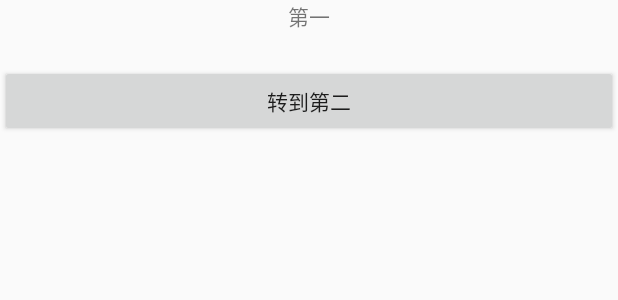
After one commit to Aaron-Ge/FindYou, an Android app: the layout firstylayout.xml on its own in the app's theme, with its tools: preview values and no code run, on a phone screen of 412 x 824 dp. The commit adds this screen. Shown: the top 300 px of the screen. Run offline under Robolectric (Android 15) with nearby library versions, the phone set to English and light mode, and no system bars.

Commit message:
no message

```diff
--- a/app/src/main/AndroidManifest.xml
+++ b/app/src/main/AndroidManifest.xml
@@ -15,6 +15,8 @@
                 <category android:name="android.intent.category.LAUNCHER" />
             </intent-filter>
         </activity>
+        <activity android:name=".Myfirst"/>
+        <activity android:name=".Mysecond"/>
     </application>
 
 </manifest>
--- a/app/src/main/java/com/example/gxs/findyou/com/example/gxs/findyou/view/MyButton.java
+++ b/app/src/main/java/com/example/gxs/findyou/com/example/gxs/findyou/view/MyButton.java
@@ -21,8 +21,10 @@ private Drawable drawable;
 
     public MyButton(Context context, AttributeSet attrs) {
         super(context, attrs);
-        TypedArray a =context.obtainStyledAttributes(attrs, R.styleable.my);//获取图片
-        drawable = a.getDrawable(R.styleable.my_drawable);//获取图片的宽和高
+        TypedArray a =context.obtainStyledAttributes(attrs, R.styleable.my);
+        //获取图片
+        drawable = a.getDrawable(R.styleable.my_drawable);
+        //获取图片的宽和高
         drawablewidth = drawable.getIntrinsicWidth();
         drawableheight = drawable.getIntrinsicHeight();
     }
--- /dev/null
+++ b/app/src/main/res/layout/firstylayout.xml
@@ -0,0 +1,20 @@
+<?xml version="1.0" encoding="utf-8"?>
+<LinearLayout xmlns:android="http://schemas.android.com/apk/res/android"
+    android:layout_width="match_parent"
+    android:layout_height="match_parent"
+    android:orientation="vertical">
+<TextView
+    android:layout_width="match_parent"
+    android:layout_height="wrap_content"
+    android:id="@+id/text2_1"
+    android:text="第一"
+    android:gravity="center_horizontal"/>
+
+    <Button
+        android:layout_width="match_parent"
+        android:layout_height="wrap_content"
+        android:id="@+id/btn1"
+        android:text="转到第二"
+        android:layout_marginTop="22dp"/>
+
+</LinearLayout>
```
Also changed, not shown: app/src/main/java/com/example/gxs/findyou/MainActivity.java (+57 -1 lines), app/src/main/java/com/example/gxs/findyou/Myfirst.java (added, +31 -0 lines), app/src/main/java/com/example/gxs/findyou/Mysecond.java (added, +18 -0 lines), app/src/main/java/com/example/gxs/findyou/com/example/gxs/findyou/view/MyConstants.java (added, +12 -0 lines), app/src/main/res/layout/activity_main.xml (+7 -2 lines), app/src/main/res/layout/secondlayout.xml (added, +13 -0 lines).
